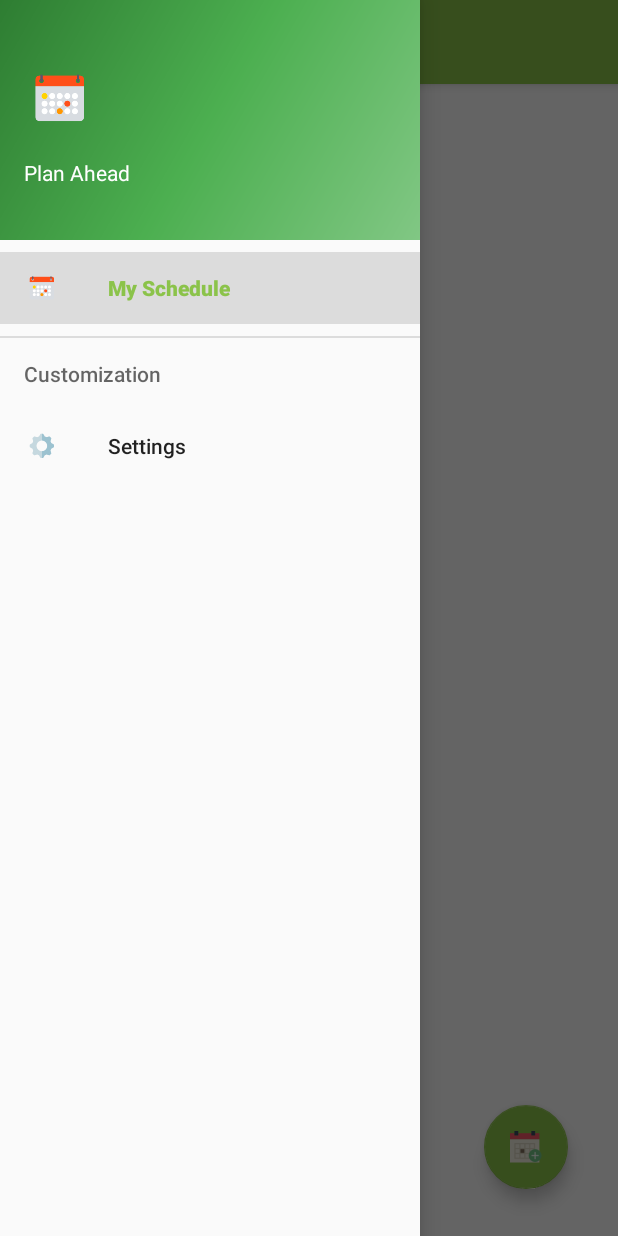
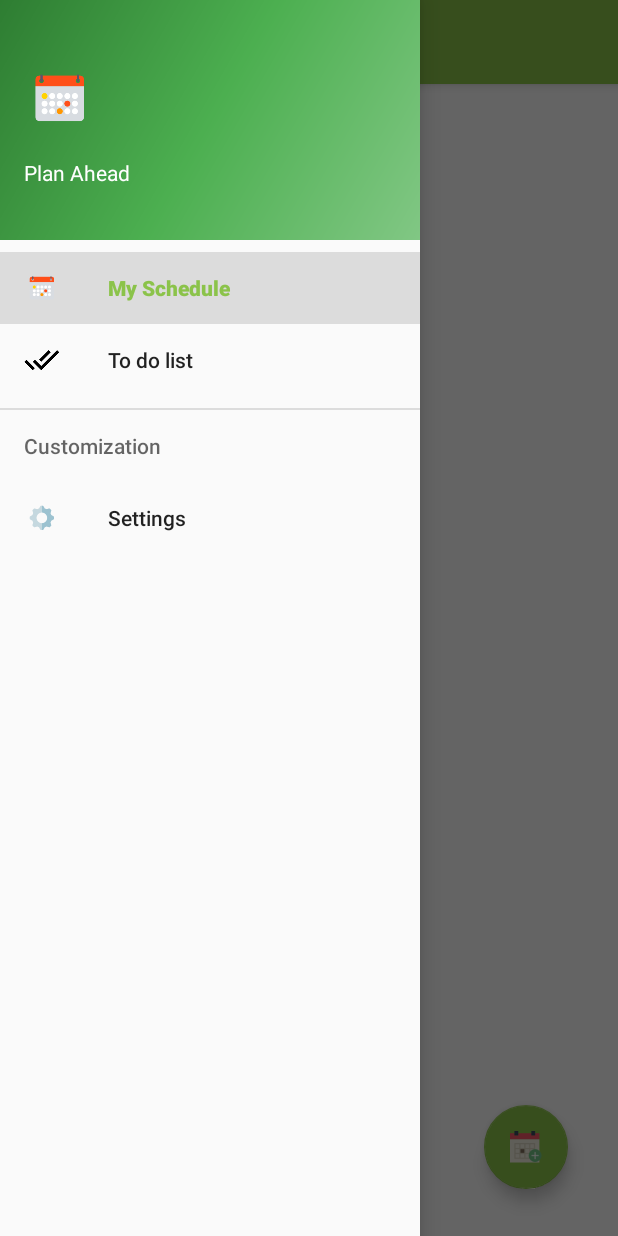
Before and after one commit to MihaiChirculete/PlanAhead, an Android app: the screen it shows after launch (MainActivity), with the side drawer open, on a phone screen of 412 x 824 dp. Run offline under Robolectric (Android 15) with nearby library versions, the phone set to English and light mode, and no system bars; libraries missing offline, so code that uses them is left out: com.alamkanak.weekview; plain views replace WeekView; 5 statements that could not run were skipped.

Commit message:
Entry pt "To Do List"

```diff
--- a/app/src/main/res/menu/activity_main_drawer.xml
+++ b/app/src/main/res/menu/activity_main_drawer.xml
@@ -6,6 +6,11 @@
             android:id="@+id/nav_my_schedule"
             android:icon="@mipmap/ic_calendar"
             android:title="My Schedule" />
+        <item
+            android:id="@+id/nav_to_do_list"
+            android:icon="@mipmap/ic_done_all_black"
+            android:iconTint = "@color/colorPrimary"
+            android:title="To do list" />
     </group>
 
     <item android:title="Customization">
```
